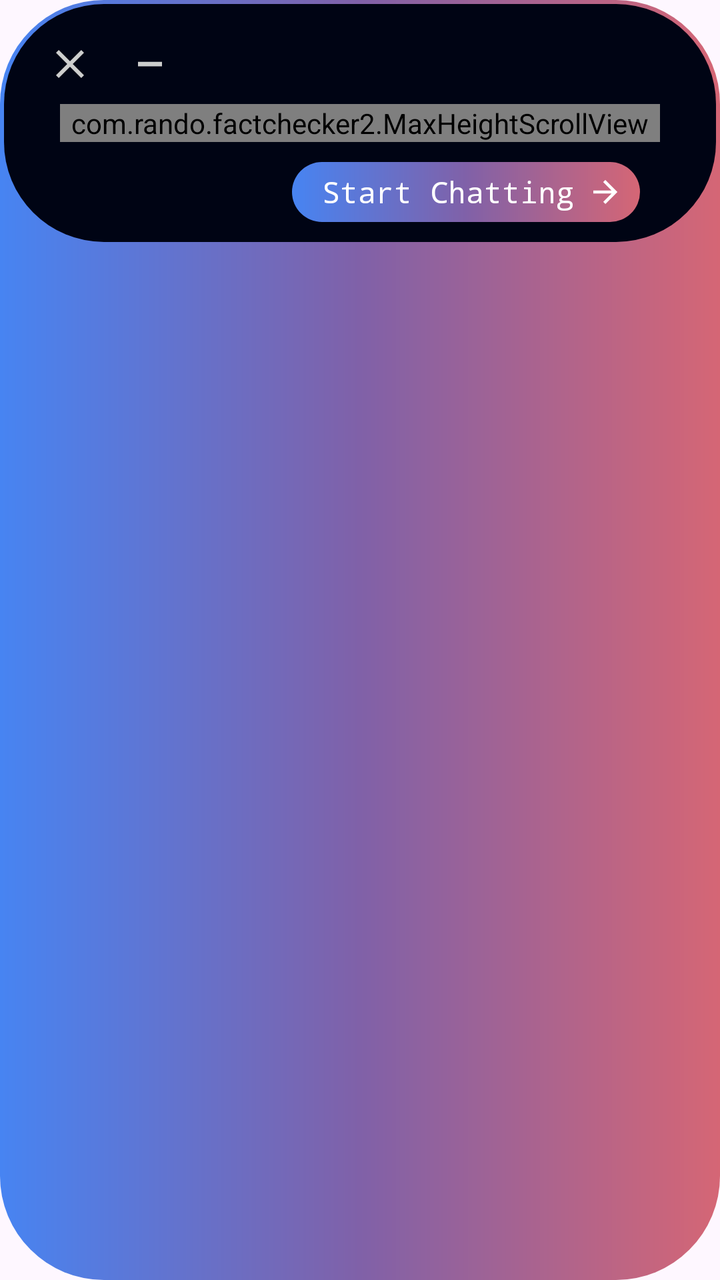
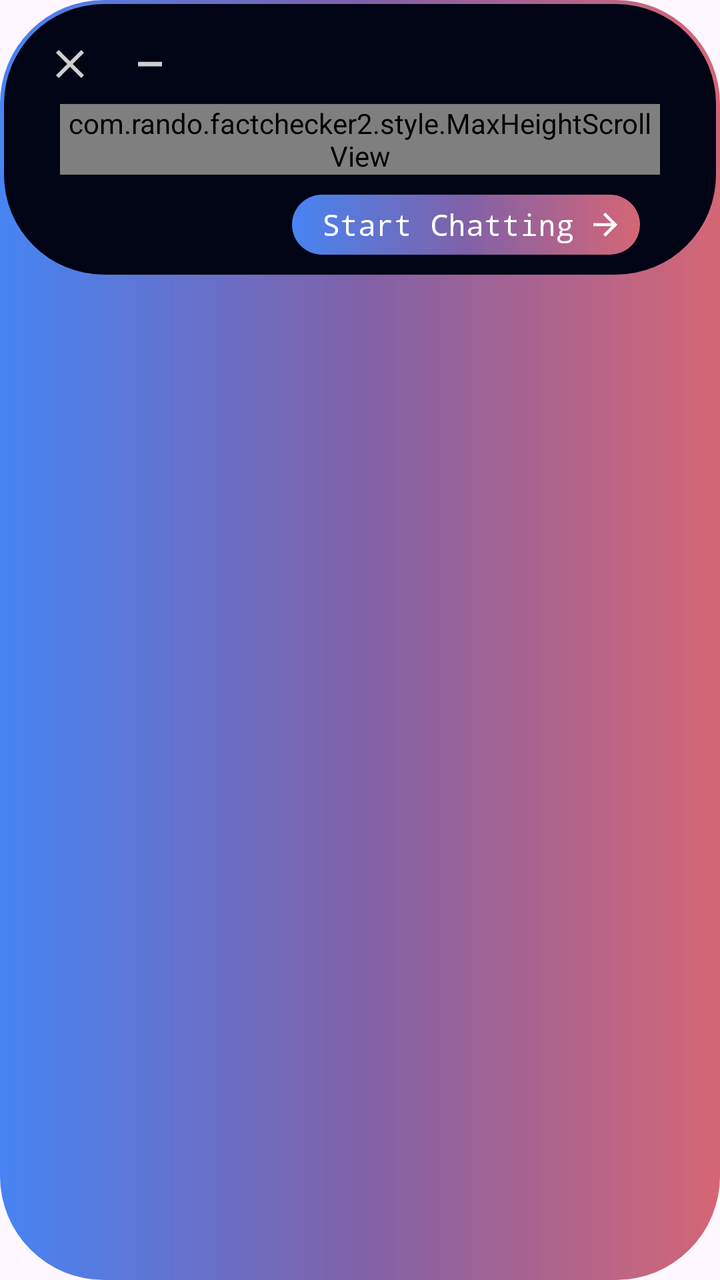

An Android layout rendered at two revisions. The XML below is the earlier revision; the diff shows what the commit changed to produce the second picture.
<!-- AndroidManifest.xml: application theme Theme.FactChecker2 -->
<!-- res/layout/service_fl.xml -->
<?xml version="1.0" encoding="utf-8"?>
<LinearLayout xmlns:android="http://schemas.android.com/apk/res/android"
    android:layout_width="match_parent"
    xmlns:app="http://schemas.android.com/apk/res-auto"
    android:minWidth="360dp"
    android:layout_height="wrap_content"
    android:orientation="vertical"
    android:background="@drawable/line_back"
    android:gravity="center_horizontal"
    android:layout_gravity="top"
    android:layout_marginHorizontal="8dp"
    android:layout_marginTop="10dp"
    android:padding="2dp">


    <LinearLayout
        android:layout_width="match_parent"
        android:layout_height="wrap_content"
        android:orientation="vertical"
        android:background="@drawable/fl_back"
        android:gravity="center_horizontal"
        android:layout_gravity="center"
        android:paddingHorizontal="18dp">


        <LinearLayout
            android:layout_marginTop="15dp"
            android:layout_width="match_parent"
            android:layout_height="wrap_content"
            android:gravity="center_horizontal"
            android:orientation="horizontal">


            <ImageButton
                android:id="@+id/closeImgBtn"
                android:layout_width="30dp"
                android:layout_height="30dp"
                android:background="@color/transparent"
                android:src="@drawable/ic_close" />

            <ImageButton
                android:id="@+id/minimizeImgBtn"
                android:layout_width="30dp"
                android:layout_marginStart="10dp"
                android:layout_height="30dp"
                android:background="@color/transparent"
                android:src="@drawable/ic_minimize" />

            <Space
                android:layout_width="0dp"
                android:layout_height="match_parent"
                android:layout_weight="1"/>

        </LinearLayout>

        <LinearLayout
            android:layout_width="match_parent"
            android:layout_height="wrap_content"
            android:orientation="vertical"
            android:paddingHorizontal="10dp">


            <com.rando.factchecker2.MaxHeightScrollView
                android:layout_weight="5"
                android:id="@+id/responseScroll"
                android:layout_width="match_parent"
                android:layout_height="wrap_content"
                app:maxHeight="230dp"
                android:layout_marginTop="5dp"
                android:background="@color/transparent">

                <LinearLayout
                    android:paddingTop="5dp"
                    android:layout_width="match_parent"
                    android:layout_height="wrap_content"
                    android:minHeight="10dp"
                    android:orientation="vertical"
                    android:id="@+id/responseLL"
                    android:layout_marginVertical="0dp"
                    android:layout_marginHorizontal="10dp">

                    <TextView
                        android:id="@+id/explo"
                        android:textColor="@color/white"
                        android:textStyle="bold"
                        android:layout_width="match_parent"
                        android:layout_height="wrap_content"/>

                </LinearLayout>





            </com.rando.factchecker2.MaxHeightScrollView>


            <LinearLayout
                android:gravity="end"
                android:layout_width="match_parent"
                android:layout_height="wrap_content"
                android:layout_marginTop="10dp"
                android:layout_marginBottom="10dp"
                android:layout_marginHorizontal="10dp">

                <LinearLayout
                    android:id="@+id/nextLL"
                    android:layout_width="wrap_content"
                    android:layout_height="30dp"
                    android:gravity="center"
                    android:background="@drawable/line_back">

                    <TextView
                        android:layout_marginStart="15dp"
                        android:layout_width="wrap_content"
                        android:layout_height="match_parent"
                        android:layout_marginEnd="3dp"
                        android:text="@string/learn_more"
                        android:textSize="15sp"
                        android:gravity="center"
                        android:textColor="#FFFFFF" />
                <ImageButton
                    android:id="@+id/nextButton"
                    android:layout_width="25dp"
                    android:layout_height="25dp"
                    android:src="@drawable/ic_next"
                    android:layout_marginEnd="5dp"
                    android:background="@color/transparent"/>
                </LinearLayout>


            </LinearLayout>
        </LinearLayout>

    </LinearLayout>
</LinearLayout>
<!-- resources referenced by this layout -->
<resources>
  <color name="transparent">#00000000</color>
  <color name="white">#cdcecd</color>
  <!-- drawable fl_back (drawable) -->
  <?xml version="1.0" encoding="utf-8"?>
  <shape xmlns:android="http://schemas.android.com/apk/res/android"
      android:shape="rectangle"
      android:width="108dp"
      android:height="108dp"
      android:viewportWidth="0"
      android:viewportHeight="0">
  
      <solid android:color="@color/back" />
      <corners android:radius="50dp"/>
  
  </shape>
  <!-- drawable ic_close (drawable-anydpi) -->
  <vector xmlns:android="http://schemas.android.com/apk/res/android"
      android:width="24dp"
      android:height="24dp"
      android:viewportWidth="24"
      android:viewportHeight="24"
      android:tint="@color/white">
    <path
        android:fillColor="@android:color/white"
        android:pathData="M19,6.41L17.59,5 12,10.59 6.41,5 5,6.41 10.59,12 5,17.59 6.41,19 12,13.41 17.59,19 19,17.59 13.41,12z"/>
  </vector>
  <!-- drawable ic_minimize (drawable-anydpi) -->
  <vector xmlns:android="http://schemas.android.com/apk/res/android"
      android:width="18dp"
      android:height="18dp"
      android:viewportWidth="24"
      android:viewportHeight="24"
      android:tint="@color/white">
    <path
        android:fillColor="@android:color/white"
        android:pathData="M4,10.5h16v3H4z"/>
  </vector>
  <!-- drawable ic_next (drawable-anydpi) -->
  <vector xmlns:android="http://schemas.android.com/apk/res/android"
      android:width="18dp"
      android:height="18dp"
      android:viewportWidth="24"
      android:viewportHeight="24"
      android:tint="#FFFFFF"
      android:autoMirrored="true">
    <path
        android:fillColor="@android:color/white"
        android:pathData="M12,4l-1.41,1.41L16.17,11H4v2h12.17l-5.58,5.59L12,20l8,-8z"/>
  </vector>
  <!-- drawable line_back (drawable) -->
  <?xml version="1.0" encoding="utf-8"?>
  <shape xmlns:android="http://schemas.android.com/apk/res/android"
      android:shape="rectangle">  <gradient
      android:angle="0"  android:startColor="@color/grad1"  android:endColor="@color/grad3"    android:centerX="0.5"       android:centerY="0.5"       android:type="linear"        android:gradientRadius="50%"  android:centerColor="@color/grad2"  />
      <corners android:radius="52dp"/>
  </shape>
  <string name="learn_more"><tt>Start Chatting</tt></string>
  <style name="Theme.FactChecker2" parent="Base.Theme.FactChecker2">
          
          <item name="android:navigationBarColor">@android:color/transparent</item>
          <item name="android:statusBarColor">@android:color/transparent</item>
          <item name="android:windowLightStatusBar">?attr/isLightTheme</item>
      </style>
  <color name="back">#000414</color>
  <color name="grad1">#4784f2</color>
  <color name="grad3">#d56675</color>
  <color name="grad2">#8061A8</color>
  <style name="Base.Theme.FactChecker2" parent="Theme.Material3.DayNight.NoActionBar">
          
          <item name="colorPrimary">@color/prime</item>
          <item name="colorOnPrimary">@color/back</item>
          <item name="colorSecondary">@color/second</item>
          <item name="colorOnSecondary">@color/back</item>
          <item name="colorTertiary">@color/third</item>
          <item name="colorOnTertiary">@color/back</item>
  
      </style>
  <color name="prime">#8A89DB</color>
  <color name="second">#3A3D83</color>
  <color name="third">#15192C</color>
</resources>

<!-- the commit's change to res/layout/service_fl.xml (unified diff, before → after) -->
@@ -60,7 +60,7 @@
             android:paddingHorizontal="10dp">
 
 
-            <com.rando.factchecker2.MaxHeightScrollView
+            <com.rando.factchecker2.style.MaxHeightScrollView
                 android:layout_weight="5"
                 android:id="@+id/responseScroll"
                 android:layout_width="match_parent"
@@ -92,7 +92,7 @@
 
 
 
-            </com.rando.factchecker2.MaxHeightScrollView>
+            </com.rando.factchecker2.style.MaxHeightScrollView>
 
 
             <LinearLayout
